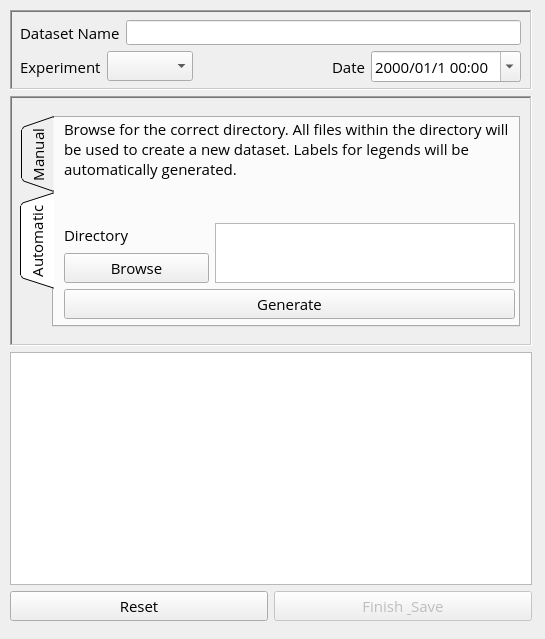
Qt form gui/windows/DataCreatorWindow.ui (Allyson-Robert/X-LAB_Plotting_Manager) before a commit.
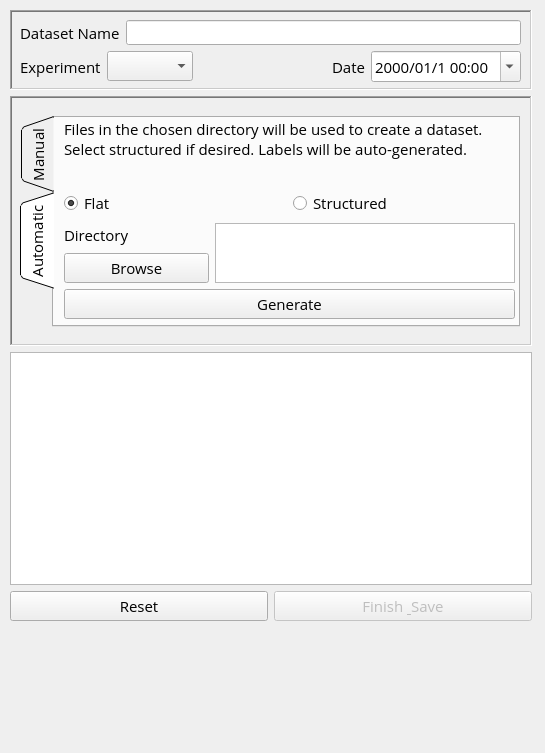
The same form after that commit. The open tabs and pages were chosen to show the change. Icons and pictures are not drawn.

Patch:
```diff
--- a/gui/windows/DataCreatorWindow.ui
+++ b/gui/windows/DataCreatorWindow.ui
@@ -7,7 +7,7 @@
     <x>0</x>
     <y>0</y>
     <width>545</width>
-    <height>639</height>
+    <height>753</height>
    </rect>
   </property>
   <property name="windowTitle">
@@ -361,7 +361,7 @@
            <height>201</height>
           </rect>
          </property>
-         <layout class="QVBoxLayout" name="verticalLayout_4" stretch="0,0,0,0">
+         <layout class="QVBoxLayout" name="verticalLayout_4" stretch="0,0,0,0,0">
           <item>
            <widget class="QLabel" name="instruction_2">
             <property name="font">
@@ -371,7 +371,7 @@
              </font>
             </property>
             <property name="text">
-             <string>&lt;html&gt;&lt;head/&gt;&lt;body&gt;&lt;p&gt;Browse for the correct directory. All files within the directory will be used to create a new dataset. Labels for legends will be automatically generated.&lt;/p&gt;&lt;/body&gt;&lt;/html&gt;</string>
+             <string>&lt;html&gt;&lt;head/&gt;&lt;body&gt;&lt;p&gt;Files in the chosen directory will be used to create a dataset. Select structured if desired. Labels will be auto-generated.&lt;/p&gt;&lt;/body&gt;&lt;/html&gt;</string>
             </property>
             <property name="alignment">
              <set>Qt::AlignLeading|Qt::AlignLeft|Qt::AlignTop</set>
@@ -394,6 +394,27 @@
             </property>
            </spacer>
           </item>
+          <item>
+           <layout class="QHBoxLayout" name="horizontalLayout_7">
+            <item>
+             <widget class="QRadioButton" name="flatRadioBtn">
+              <property name="text">
+               <string>Flat</string>
+              </property>
+              <property name="checked">
+               <bool>true</bool>
+              </property>
+             </widget>
+            </item>
+            <item>
+             <widget class="QRadioButton" name="structRadioBtn">
+              <property name="text">
+               <string>Structured</string>
+              </property>
+             </widget>
+            </item>
+           </layout>
+          </item>
           <item>
            <layout class="QHBoxLayout" name="horizontalLayout_4">
             <item>
```
Left out of the diff: 4 changed lines with no effect on the pictures.
